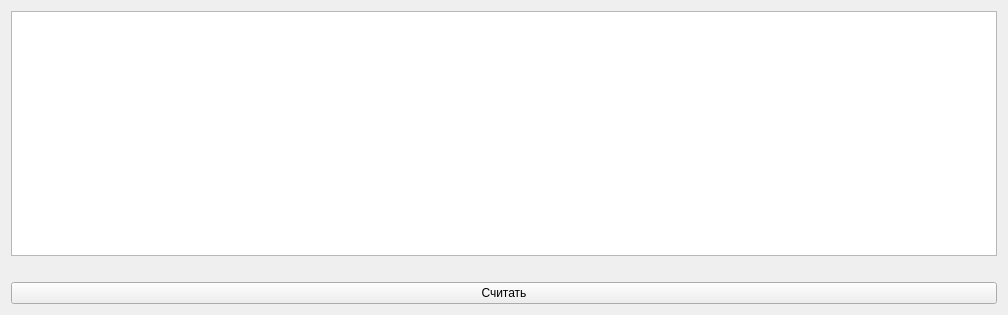
Before: the Qt Designer form testlogic.ui in Prygoon/Diploma, drawn with Qt 5.
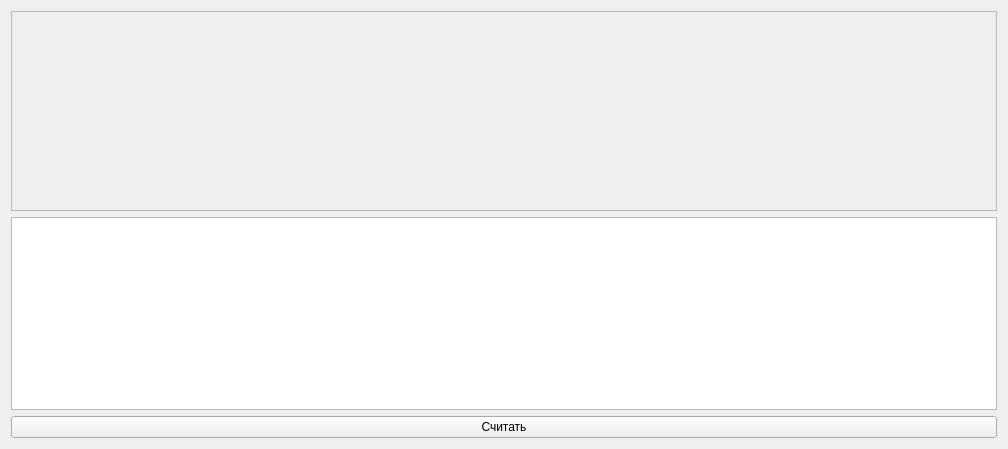
After: the same form once the commit is applied. Custom widgets are drawn as their Qt base class.

```diff
--- a/testlogic.ui
+++ b/testlogic.ui
@@ -7,24 +7,40 @@
     <x>0</x>
     <y>0</y>
     <width>1008</width>
-    <height>315</height>
+    <height>449</height>
    </rect>
   </property>
   <property name="windowTitle">
    <string>Form</string>
   </property>
+  <layout class="QGridLayout" name="gridLayout_2">
+   <item row="0" column="0">
+    <layout class="QVBoxLayout" name="verticalLayout">
+     <item>
+      <widget class="QFrame" name="frame">
+       <property name="minimumSize">
+        <size>
+         <width>0</width>
+         <height>200</height>
+        </size>
+       </property>
+       <property name="frameShape">
+        <enum>QFrame::StyledPanel</enum>
+       </property>
+       <property name="frameShadow">
+        <enum>QFrame::Raised</enum>
+       </property>
   <layout class="QGridLayout" name="gridLayout">
    <item row="0" column="0">
+         <widget class="QCustomPlot" name="plotWidget" native="true"/>
+        </item>
+       </layout>
+      </widget>
+     </item>
+     <item>
     <widget class="QTableView" name="tableView"/>
    </item>
-   <item row="1" column="0">
-    <widget class="QLabel" name="label">
-     <property name="text">
-      <string/>
-     </property>
-    </widget>
-   </item>
-   <item row="3" column="0">
+     <item>
     <widget class="QPushButton" name="pushButton">
      <property name="text">
       <string>Считать</string>
@@ -32,7 +48,17 @@
     </widget>
    </item>
   </layout>
+   </item>
+  </layout>
  </widget>
+ <customwidgets>
+  <customwidget>
+   <class>QCustomPlot</class>
+   <extends>QWidget</extends>
+   <header>qcustomplot.h</header>
+   <container>1</container>
+  </customwidget>
+ </customwidgets>
  <resources/>
  <connections/>
 </ui>
```
Lines whose indentation alone changed are shown as unchanged.
